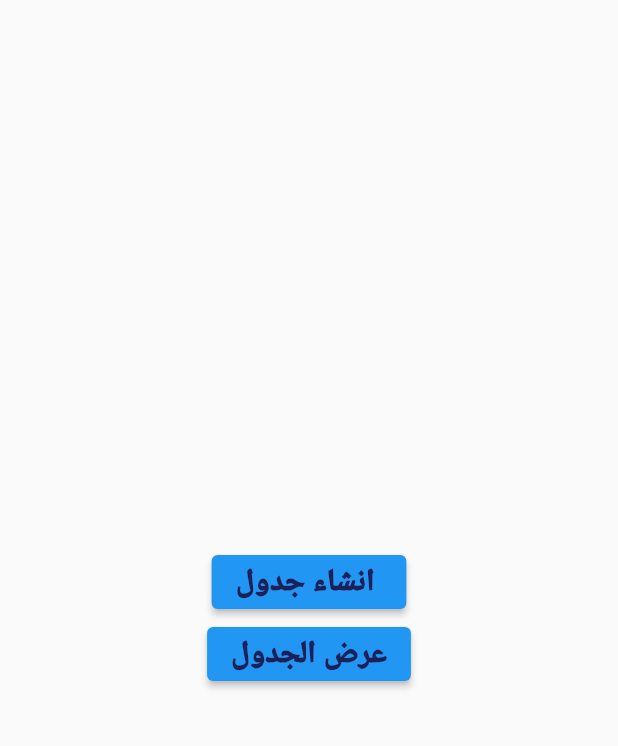
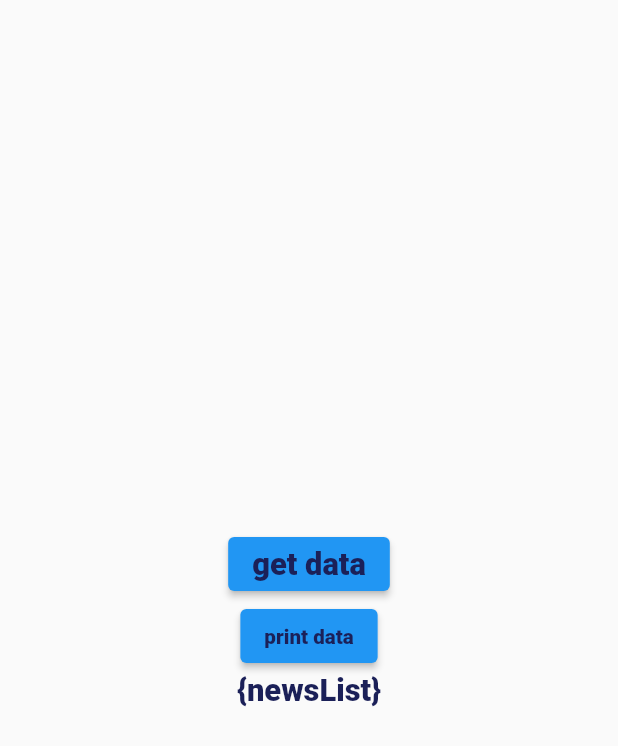
Before and after one commit to ibraheemahmed48/GraduationProject_mobile, a Flutter app: the Sqltest screen opened directly, on a phone screen of 412 x 824 dp. Shown: the top 746 px of the screen. Run offline on Flutter 3.47's test engine with Material 2 defaults, Android fonts, the phone set to English and light mode, and no system bars; our stand-ins replace another_flushbar, awesome_dialog, cloud_firestore, connectivity_plus, dio, firebase_auth and 16 more; missing offline and left inert: flutter_email_sender; accounts and stored records are empty; Roboto replaces fonts that are missing (Tajawal).

Commit message:
solve local storage cache

```diff
--- a/lib/Database/Sqlflite.dart
+++ b/lib/Database/Sqlflite.dart
@@ -58,8 +58,6 @@ return mydb;
     Database? mydb = await db;
     int response =await mydb!.rawInsert(sql);
     return response;
-
-
   }
   updatetData(String sql)async{
     Database? mydb = await db;
--- a/lib/View/Splash.dart
+++ b/lib/View/Splash.dart
@@ -27,6 +27,7 @@ class _SplashState extends State<Splash> {
   @override
   RxBool splashflag = false.obs;
   void initState() {
+
     _connectivityChecker = InternetConnectivityChecker();
 
     // Subscribe to the stream and log the connectivity status to the console
--- a/lib/controler/method.dart
+++ b/lib/controler/method.dart
@@ -29,7 +29,9 @@ class Methods {
   static List stages = ["الاولى", "الثانية", "الثالثة", "الرابعة"];
   /////////////////////////////////////////mobile/////////
  static RxList newsList = [].obs;
- static RxBool news_post =false.obs;
+  static dynamic newsList1 = [];
+
+  static RxBool news_post =false.obs;
  static String Stagesfield="";
  static String studentNmae="";
   static String DocumentReference1="";
@@ -61,6 +63,7 @@ class Methods {
       QuerySnapshot querySnapshot = await FirebaseFirestore.instance.collection('News').where("Stages",arrayContains: "${Methods.Stagesfieldsave}").get();
       newsList = querySnapshot.docs.obs;
       newsList.forEach((element) {
+        print("newsList!.length: ${newsList.length}");
 
 
       });
@@ -419,6 +422,7 @@ class Methods {
         // prints a map containing the fields of the document
       });
 
+
       if (stage ==stagesUplode[0]) {
         Methods.Stagesfield = stages[0];
       }
--- a/lib/main.dart
+++ b/lib/main.dart
@@ -1,3 +1,4 @@
+import 'package:cloud_firestore/cloud_firestore.dart';
 import 'package:firebase_core/firebase_core.dart';
 import 'package:firebase_messaging/firebase_messaging.dart';
 import 'package:flutter/material.dart';
@@ -32,13 +33,16 @@ Future<void> _firebaseMessagingBackgroundHandler(RemoteMessage message) async {
 
 main() async {
   print("//////////////main//////////////////////");
-
   SystemChrome.setSystemUIOverlayStyle(SystemUiOverlayStyle(
     systemNavigationBarColor: Colorsapp.mainColor, // navigation bar color
     statusBarColor: Colorsapp.mainColor, // status bar color
   ));
   WidgetsFlutterBinding.ensureInitialized();
   await Firebase.initializeApp();
+  await FirebaseFirestore.instance.settings.persistenceEnabled;
+  // Enable offline persistence
+
+   print(Methods.newsList1);
   await FirebaseMessaging.instance.setAutoInitEnabled(true);
   FirebaseMessagingService.configureFirebaseMessaging();
 
@@ -64,7 +68,8 @@ class MyApp extends StatelessWidget {
 
         debugShowCheckedModeBanner: false,
 
-        home: Sqltest()
+        home: Splash(),
+
     );
   }
 }
--- a/lib/test2.dart
+++ b/lib/test2.dart
@@ -1,7 +1,6 @@
+import 'package:cloud_firestore/cloud_firestore.dart';
 import 'package:flutter/cupertino.dart';
 import 'package:flutter/material.dart';
-import 'package:notificationsystem_mobile/Database/Sqlflite.dart';
-
 import 'help/Colors.dart';
 import 'help/text_style.dart';
 
@@ -13,7 +12,28 @@ class  Sqltest extends StatefulWidget {
 }
 
 class _SqltestState extends State< Sqltest> {
-  SqlDb sqlDb1 = SqlDb();
+
+   dynamic newsList = [];
+
+
+
+    Future<List<Map<String, dynamic>>> getAllNews() async {
+      newsList!=[];
+      // Get a reference to the News collection
+      FirebaseFirestore.instance.settings.persistenceEnabled;
+      final CollectionReference<Map<String, dynamic>> collectionRef =
+      FirebaseFirestore.instance.collection("News");
+
+      // Retrieve all documents from the collection
+      final QuerySnapshot<Map<String, dynamic>> querySnapshot =
+      await collectionRef.get();
+
+      // Map each document snapshot to a Map of key-value pairs
+      newsList = querySnapshot.docs.map((doc) => doc.data()) ;
+      return querySnapshot.docs.map((doc) => doc.data()).toList();
+    }
+
+
 
   @override
   Widget build(BuildContext context) {
@@ -24,16 +44,21 @@ class _SqltestState extends State< Sqltest> {
             mainAxisAlignment: MainAxisAlignment.center,
             children: [
               ElevatedButton(onPressed: ()async{
-                int response = await sqlDb1.insertData("INSERT INTO 'News' ('Title') VALUES ('IBRAHEEM1')");
-                //int response1 = await sqlDb1.insertData("INSERT INTO 'News' ('boby') VALUES ('11111')");
+                print("=============== GET DATA ===============");
+                setState(() {
 
-                 print("response: ${response}");
+                });
+                print(await getAllNews().runtimeType);
+                Future.delayed(Duration(seconds: 5),(){
+                  print("newsList: ${newsList.length}");
 
+
+                });
 
               },
 
 
-                  child: Text("انشاء جدول ",
+                  child: Text("get data",
                     style: Text_Style.getstyle(
                     fontWeight:
                     FontWeight.w900,
@@ -50,15 +75,15 @@ class _SqltestState extends State< Sqltest> {
 
                   )),
               ElevatedButton(onPressed: ()async{
-               List<Map> response = await sqlDb1.readData("SELECT * FROM 'News'");
-               print("read response: ${response[0]["Title"]}");
-               print("read response: ${response}");
+                print("=============== PRINT DATA ===============");
+                print("${newsList}");
+                setState(() {
 
-
+                });
               },
 
 
-                  child: Text("عرض الجدول",
+                  child: Text("print data",
                     style: Text_Style.getstyle(
                       fontWeight:
                       FontWeight.w900,
@@ -68,12 +93,44 @@ class _SqltestState extends State< Sqltest> {
                       MediaQuery.of(context)
                           .size
                           .width /
-                          20,
+                          30,
                     ),
 
 
 
-                  )),
+                  )
+              ),
+                              if(newsList.length!=0)
+                              Text("${newsList}",
+
+
+  style:Text_Style.getstyle(
+  fontWeight:
+  FontWeight.w900,
+  ColorText:
+  Colorsapp.mainColor,
+  fontsize:
+  MediaQuery.of(context)
+      .size
+      .width /
+      30,
+),),
+    if(newsList.length==0)
+      Text("{newsList}",
+
+
+        style:Text_Style.getstyle(
+          fontWeight:
+          FontWeight.w900,
+          ColorText:
+          Colorsapp.mainColor,
+          fontsize:
+          MediaQuery.of(context)
+              .size
+              .width /
+              20,
+        ),),
+
 
 
             ],
```
Also changed, not shown: lib/View/home_page.dart (+9 -4 lines).
